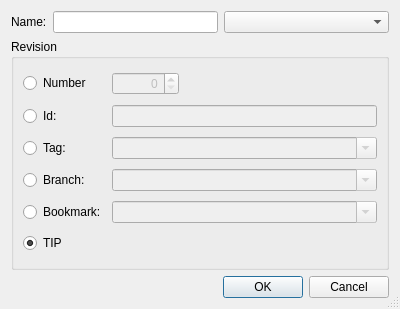
testmana2/test, file Plugins/VcsPlugins/vcsMercurial/BookmarksExtension/HgBookmarkDialog.ui: the form before one commit.
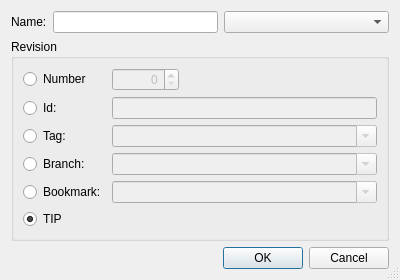
The form after the commit.

Diff of the .ui file:
```diff
--- a/Plugins/VcsPlugins/vcsMercurial/BookmarksExtension/HgBookmarkDialog.ui
+++ b/Plugins/VcsPlugins/vcsMercurial/BookmarksExtension/HgBookmarkDialog.ui
@@ -7,7 +7,7 @@
     <x>0</x>
     <y>0</y>
     <width>400</width>
-    <height>309</height>
+    <height>255</height>
    </rect>
   </property>
   <property name="windowTitle">
```
